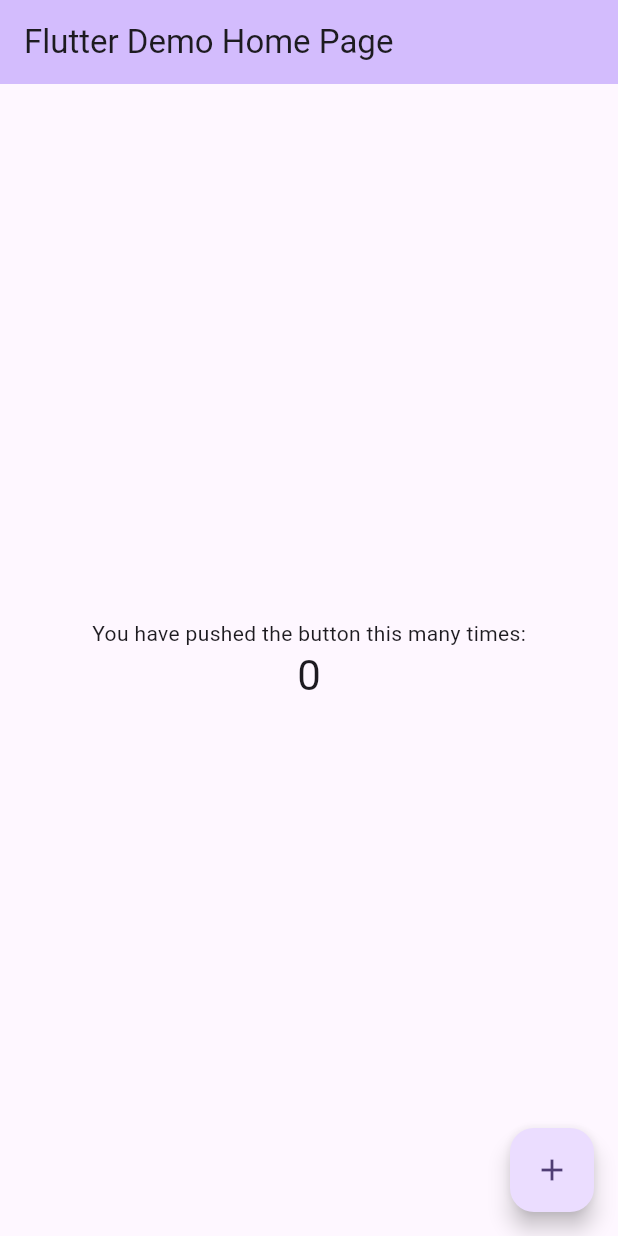
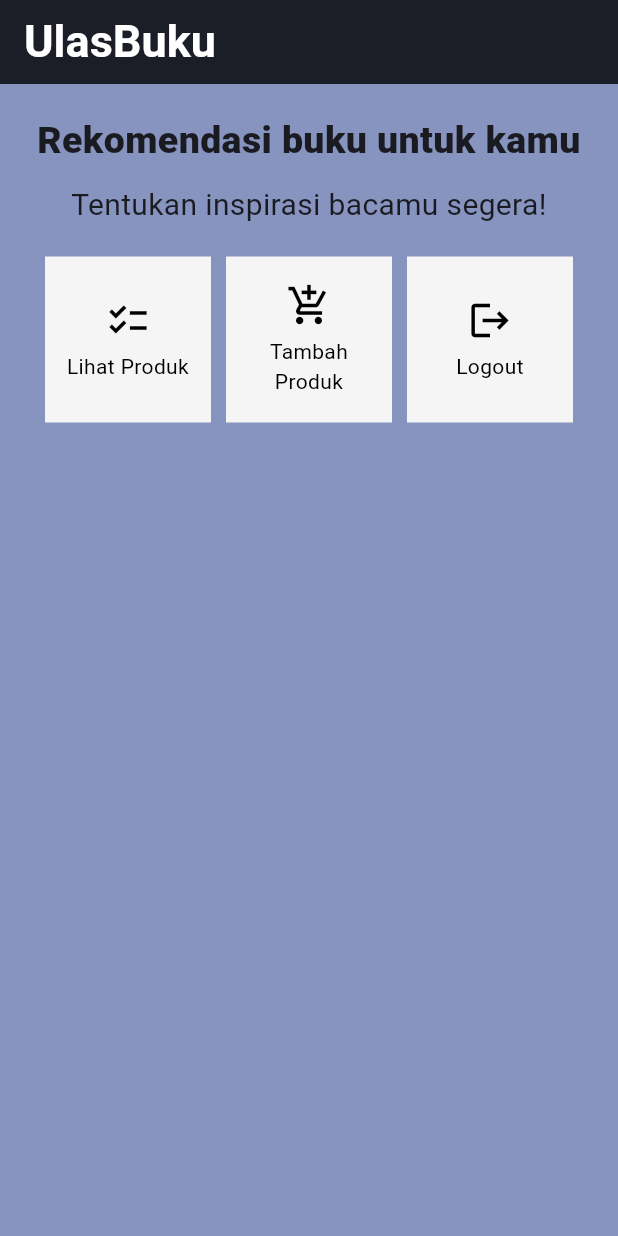
Before and after one commit to kelompok-e10/UlasBuku-Mobile, a Flutter app: the screen it shows after launch, on a phone screen of 412 x 824 dp. Run offline on Flutter 3.47's test engine with Material 3 defaults, Android fonts, the phone set to English and light mode, and no system bars.

Commit message:
Mengerjakan main page

```diff
--- a/lib/main.dart
+++ b/lib/main.dart
@@ -1,4 +1,5 @@
 import 'package:flutter/material.dart';
+import 'package:ulasbuku_mobile/menu.dart';
 
 void main() {
   runApp(const MyApp());
@@ -11,115 +12,12 @@
   @override
   Widget build(BuildContext context) {
     return MaterialApp(
-      title: 'Flutter Demo',
+      title: 'UlasBuku Mobile',
       theme: ThemeData(
-        // This is the theme of your application.
-        //
-        // TRY THIS: Try running your application with "flutter run". You'll see
-        // the application has a purple toolbar. Then, without quitting the app,
-        // try changing the seedColor in the colorScheme below to Colors.green
-        // and then invoke "hot reload" (save your changes or press the "hot
-        // reload" button in a Flutter-supported IDE, or press "r" if you used
-        // the command line to start the app).
-        //
-        // Notice that the counter didn't reset back to zero; the application
-        // state is not lost during the reload. To reset the state, use hot
-        // restart instead.
-        //
-        // This works for code too, not just values: Most code changes can be
-        // tested with just a hot reload.
-        colorScheme: ColorScheme.fromSeed(seedColor: Colors.deepPurple),
+        colorScheme: ColorScheme.fromSeed(seedColor: Color.fromRGBO(135, 148, 192, 1.0)),
         useMaterial3: true,
       ),
-      home: const MyHomePage(title: 'Flutter Demo Home Page'),
+      home: MyHomePage(),
     );
   }
 }
-
-class MyHomePage extends StatefulWidget {
-  const MyHomePage({super.key, required this.title});
-
-  // This widget is the home page of your application. It is stateful, meaning
-  // that it has a State object (defined below) that contains fields that affect
-  // how it looks.
-
-  // This class is the configuration for the state. It holds the values (in this
-  // case the title) provided by the parent (in this case the App widget) and
-  // used by the build method of the State. Fields in a Widget subclass are
-  // always marked "final".
-
-  final String title;
-
-  @override
-  State<MyHomePage> createState() => _MyHomePageState();
-}
-
-class _MyHomePageState extends State<MyHomePage> {
-  int _counter = 0;
-
-  void _incrementCounter() {
-    setState(() {
-      // This call to setState tells the Flutter framework that something has
-      // changed in this State, which causes it to rerun the build method below
-      // so that the display can reflect the updated values. If we changed
-      // _counter without calling setState(), then the build method would not be
-      // called again, and so nothing would appear to happen.
-      _counter++;
-    });
-  }
-
-  @override
-  Widget build(BuildContext context) {
-    // This method is rerun every time setState is called, for instance as done
-    // by the _incrementCounter method above.
-    //
-    // The Flutter framework has been optimized to make rerunning build methods
-    // fast, so that you can just rebuild anything that needs updating rather
-    // than having to individually change instances of widgets.
-    return Scaffold(
-      appBar: AppBar(
-        // TRY THIS: Try changing the color here to a specific color (to
-        // Colors.amber, perhaps?) and trigger a hot reload to see the AppBar
-        // change color while the other colors stay the same.
-        backgroundColor: Theme.of(context).colorScheme.inversePrimary,
-        // Here we take the value from the MyHomePage object that was created by
-        // the App.build method, and use it to set our appbar title.
-        title: Text(widget.title),
-      ),
-      body: Center(
-        // Center is a layout widget. It takes a single child and positions it
-        // in the middle of the parent.
-        child: Column(
-          // Column is also a layout widget. It takes a list of children and
-          // arranges them vertically. By default, it sizes itself to fit its
-          // children horizontally, and tries to be as tall as its parent.
-          //
-          // Column has various properties to control how it sizes itself and
-          // how it positions its children. Here we use mainAxisAlignment to
-          // center the children vertically; the main axis here is the vertical
-          // axis because Columns are vertical (the cross axis would be
-          // horizontal).
-          //
-          // TRY THIS: Invoke "debug painting" (choose the "Toggle Debug Paint"
-          // action in the IDE, or press "p" in the console), to see the
-          // wireframe for each widget.
-          mainAxisAlignment: MainAxisAlignment.center,
-          children: <Widget>[
-            const Text(
-              'You have pushed the button this many times:',
-            ),
-            Text(
-              '$_counter',
-              style: Theme.of(context).textTheme.headlineMedium,
-            ),
-          ],
-        ),
-      ),
-      floatingActionButton: FloatingActionButton(
-        onPressed: _incrementCounter,
-        tooltip: 'Increment',
-        child: const Icon(Icons.add),
-      ), // This trailing comma makes auto-formatting nicer for build methods.
-    );
-  }
-}
--- /dev/null
+++ b/lib/menu.dart
@@ -0,0 +1,127 @@
+import 'package:flutter/material.dart';
+
+class MyHomePage extends StatelessWidget {
+  MyHomePage({Key? key}) : super(key: key);
+
+  final List<ShopItem> items = [
+    ShopItem("Lihat Produk", Icons.checklist),
+    ShopItem("Tambah Produk", Icons.add_shopping_cart),
+    ShopItem("Logout", Icons.logout),
+  ];
+
+  @override
+  Widget build(BuildContext context) {
+    return Scaffold(
+    // Overall app
+    backgroundColor:Color.fromRGBO(135, 148, 192, 1.0), // Mengubah background color dari overall app
+      appBar: AppBar(
+        title: const Text(
+          'UlasBuku',
+          style: TextStyle(
+            color: Colors.white,
+            fontSize: 30.0,
+            fontWeight: FontWeight.bold,
+          ),
+        ),
+        backgroundColor:Color.fromRGBO(1, 1, 1, 0.8),
+      ),
+      body: SingleChildScrollView(
+        // Widget wrapper yang dapat discroll
+        child: Padding(
+          padding: const EdgeInsets.all(10.0), // Set padding dari halaman
+          child: Column(
+            // Widget untuk menampilkan children secara vertikal
+            children: <Widget>[
+              const Padding(
+                padding: EdgeInsets.only(top: 10.0, bottom: 10.0),
+                // Widget Text untuk menampilkan tulisan dengan alignment center dan style yang sesuai
+                child: Text(
+                  'Rekomendasi buku untuk kamu',
+                  textAlign: TextAlign.center,
+                  style: TextStyle(
+                    fontSize: 25.0,
+                    fontWeight: FontWeight.w900,
+                  ),
+                ),
+              ),
+              const Text(
+                  'Tentukan inspirasi bacamu segera!',
+                  textAlign: TextAlign.center,
+                  style: TextStyle(
+                    fontSize: 20.0,
+                    fontWeight: FontWeight.normal,
+                  ),
+                ),
+              // Grid layout
+              GridView.count(
+                // Container pada card kita.
+                primary: true,
+                padding: const EdgeInsets.all(20),
+                crossAxisSpacing: 10,
+                mainAxisSpacing: 10,
+                crossAxisCount: 3,
+                shrinkWrap: true,
+                children: items.map((ShopItem item) {
+                  // Iterasi untuk setiap item
+                  return ShopCard(item);
+                }).toList(),
+              ),
+            ],
+          ),
+        ),
+      ),
+    );
+  }
+}
+
+class ShopItem {
+  final String name;
+  final IconData icon;
+
+  ShopItem(this.name, this.icon);
+}
+
+class ShopCard extends StatelessWidget {
+  final ShopItem item;
+
+  const ShopCard(this.item, {super.key}); // Constructor
+
+  @override
+  Widget build(BuildContext context) {
+    return Material(
+      color: Colors.grey[100],
+      child: InkWell(
+        // Area responsive terhadap sentuhan
+        onTap: () {
+          // Memunculkan SnackBar ketika diklik
+          ScaffoldMessenger.of(context)
+            ..hideCurrentSnackBar()
+            ..showSnackBar(SnackBar(
+                content: Text("Kamu telah menekan tombol ${item.name}!")));
+        },
+        child: Container(
+          // Container untuk menyimpan Icon dan Text
+          padding: const EdgeInsets.all(8),
+          child: Center(
+            child: Column(
+              mainAxisAlignment: MainAxisAlignment.center,
+              children: [
+                Icon(
+                  item.icon,
+                  color: Colors.black,
+                  size: 30.0,
+                ),
+                const Padding(padding: EdgeInsets.all(3)),
+                Text(
+                  item.name,
+                  textAlign: TextAlign.center,
+                  style: const TextStyle(color: Colors.black),
+                ),
+              ],
+            ),
+          ),
+        ),
+      ),
+    );
+  }
+}
```
